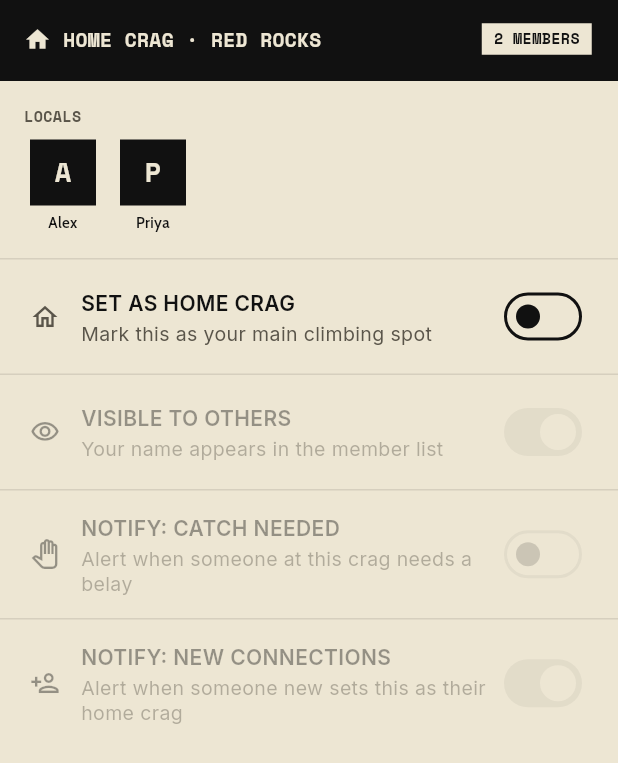
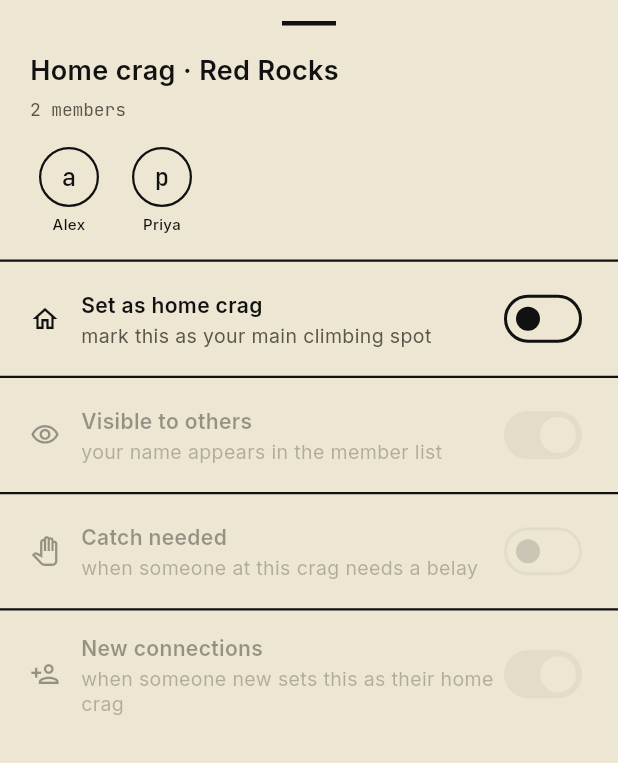
Before and after one commit to JesseLeDavis/Belay_Buddy, a Flutter app: the HomeBaseSheet widget shown alone on an empty page, opened directly with sample values from the repository, on a phone screen of 412 x 824 dp. Shown: the top 763 px of the screen. Run offline on Flutter 3.47's test engine with Material 3 defaults, Android fonts, the phone set to English and light mode, and no system bars; our stand-ins replace cloud_firestore, firebase_core, firebase_storage, flutter_riverpod, flutter_svg, freezed_annotation and 3 more; accounts and stored records are empty.

Commit message:
feat(redesign): venue sheets in Chalk & Static (PR #14)
Three bottom-sheets that pop up from the crag detail surface.

HomeBaseSheet:
- Drops the colored top strip + bordered+shadowed avatar grid
- Sentence-case title "Home gym · {name}" + mono member count
- HomeMembersList becomes a hairline circular-avatar Wrap with first
  names; "+N private" tile uses a textDisabled outline. No shadows.
- All four SheetTiles use ink switches + sentence case copy
  ("This is your home gym", "Visible to others", "Catch needed",
  "New connections")

MembersCarouselSheet:
- Drops the 3px top border + rounded corners; uses a hairline top
  border instead
- "LOCALS" header → "Locals" Inter + mono count
- Avatars become canvas+ink-bordered circles with lowercase initials.
  The scale-on-scroll effect stays. Drops the colored boxes, hard
  shadows, caps Space Mono labels.

PostDetailSheet:
- Title in Inter (was Space Mono), description in Inter
- Drag handle becomes a flat ink bar
- Schedule row uses a small clock icon + mono timestamp lowercase
- Belay chips become hairline ink-on-canvas chips
- Author row becomes a tappable ink-bordered avatar + name with
  chevron
- Action buttons rebuilt: secondary "message {first name}" (canvas
  hairline), primary "connect with {first name}" / "request sent" /
  "connected with {first name}" (ink fill or disabled hairline)

Co-Authored-By: Claude Opus 4.7 <noreply@anthropic.com>

```diff
--- a/lib/src/features/venues/presentation/widgets/home_base_sheet.dart
+++ b/lib/src/features/venues/presentation/widgets/home_base_sheet.dart
@@ -19,72 +19,56 @@ class HomeBaseSheet extends ConsumerWidget {
     final memberCount = ref.watch(homeMemberCountProvider(crag.id));
     final isHome =
         settings.homeCragId == crag.id || settings.homeGymId == crag.id;
-    final accentColor =
-        crag.isGym ? c.accentBlue : c.oliveGreen;
-    final label = crag.isGym ? 'GYM' : 'CRAG';
+    final label = crag.isGym ? 'gym' : 'crag';
 
-    return Padding(
-      padding: EdgeInsets.only(
-        bottom: MediaQuery.of(context).padding.bottom + AppSpacing.lg,
-      ),
+    return SafeArea(
+      child: Padding(
+        padding: const EdgeInsets.only(top: 14, bottom: 14),
         child: Column(
           mainAxisSize: MainAxisSize.min,
           crossAxisAlignment: CrossAxisAlignment.stretch,
           children: [
-          Container(
-            padding: const EdgeInsets.symmetric(
-                horizontal: AppSpacing.md, vertical: 14),
-            decoration: BoxDecoration(
-              color: accentColor,
-              border: Border(
-                  bottom: BorderSide(color: c.borderColor, width: 2)),
+            Center(
+              child: Container(
+                width: 36,
+                height: 3,
+                color: c.borderColor,
               ),
-            child: Row(
-              children: [
-                Icon(Icons.home, size: 18, color: c.textOnPrimary),
-                const SizedBox(width: AppSpacing.sm),
-                Expanded(
+            ),
+            const SizedBox(height: 16),
+            Padding(
+              padding: const EdgeInsets.fromLTRB(20, 0, 20, 4),
               child: Text(
-                    'HOME $label · ${crag.name.toUpperCase()}',
-                    style: GoogleFonts.spaceMono(
-                      fontSize: 13,
-                      fontWeight: FontWeight.w700,
-                      color: c.textOnPrimary,
+                'Home $label · ${crag.name}',
+                style: GoogleFonts.inter(
+                  fontSize: 18,
+                  fontWeight: FontWeight.w600,
+                  color: c.ink,
                 ),
               ),
             ),
-                Container(
-                  padding:
-                      const EdgeInsets.symmetric(horizontal: 8, vertical: 3),
-                  decoration: BoxDecoration(
-                    color: c.surface,
-                    borderRadius: BorderRadius.circular(AppRadius.sm),
-                    border: Border.all(color: c.borderColor, width: 1.5),
-                  ),
+            Padding(
+              padding: const EdgeInsets.fromLTRB(20, 0, 20, 12),
               child: Text(
-                    '$memberCount ${memberCount == 1 ? 'MEMBER' : 'MEMBERS'}',
-                    style: GoogleFonts.spaceMono(
-                      fontSize: 10,
-                      fontWeight: FontWeight.w700,
-                      color: accentColor,
+                '$memberCount ${memberCount == 1 ? 'member' : 'members'}',
+                style: GoogleFonts.jetBrainsMono(
+                  fontSize: 12,
+                  color: c.textSecondary,
+                  letterSpacing: -0.1,
                 ),
               ),
             ),
-              ],
-            ),
-          ),
             HomeMembersList(cragId: crag.id, memberCount: memberCount),
-          Divider(height: 1, thickness: 1, color: c.darkGrey),
+            Container(height: 1.5, color: c.borderColor),
             SheetTile(
               icon: isHome ? Icons.home : Icons.home_outlined,
-            iconColor: isHome ? accentColor : c.textSecondary,
-            title: isHome ? 'THIS IS YOUR HOME $label' : 'SET AS HOME $label',
+              title: isHome ? 'This is your home $label' : 'Set as home $label',
               subtitle: isHome
-                ? 'Tap to remove this as your home $label'
-                : 'Mark this as your main climbing spot',
+                  ? 'tap to remove'
+                  : 'mark this as your main climbing spot',
               trailing: Switch(
                 value: isHome,
-              activeColor: accentColor,
+                activeColor: c.ink,
                 onChanged: (_) {
                   if (crag.isGym) {
                     notifier.setHomeGymDirect(isHome ? null : crag.id);
@@ -94,54 +78,51 @@ class HomeBaseSheet extends ConsumerWidget {
                 },
               ),
             ),
-          Divider(height: 1, thickness: 1, color: c.darkGrey),
+            Container(height: 1.5, color: c.borderColor),
             SheetTile(
               icon: settings.isHomeVisible
                   ? Icons.visibility_outlined
                   : Icons.visibility_off_outlined,
-            iconColor: c.textPrimary,
-            title: settings.isHomeVisible ? 'VISIBLE TO OTHERS' : 'PRIVATE',
+              title: settings.isHomeVisible ? 'Visible to others' : 'Private',
               subtitle: settings.isHomeVisible
-                ? 'Your name appears in the member list'
-                : 'Hidden from the list — still counted in the total',
+                  ? 'your name appears in the member list'
+                  : 'hidden from the list — still counted in the total',
               enabled: isHome,
               trailing: Switch(
                 value: settings.isHomeVisible,
-              activeColor: c.textPrimary,
+                activeColor: c.ink,
                 onChanged: isHome ? (_) => notifier.toggleVisibility() : null,
               ),
             ),
-          Divider(height: 1, thickness: 1, color: c.darkGrey),
+            Container(height: 1.5, color: c.borderColor),
             SheetTile(
               icon: Icons.pan_tool_outlined,
-            iconColor: c.dullOrange,
-            title: 'NOTIFY: CATCH NEEDED',
-            subtitle:
-                'Alert when someone at this ${label.toLowerCase()} needs a belay',
+              title: 'Catch needed',
+              subtitle: 'when someone at this $label needs a belay',
               enabled: isHome,
               trailing: Switch(
                 value: settings.notifyHomeCatch,
-              activeColor: c.dullOrange,
+                activeColor: c.ink,
                 onChanged:
                     isHome ? (_) => notifier.toggleNotifyHomeCatch() : null,
               ),
             ),
-          Divider(height: 1, thickness: 1, color: c.darkGrey),
+            Container(height: 1.5, color: c.borderColor),
             SheetTile(
               icon: Icons.person_add_outlined,
-            iconColor: c.accentBlue,
-            title: 'NOTIFY: NEW CONNECTIONS',
-            subtitle:
-                'Alert when someone new sets this as their home ${label.toLowerCase()}',
+              title: 'New connections',
+              subtitle: 'when someone new sets this as their home $label',
               enabled: isHome,
               trailing: Switch(
                 value: settings.notifyHomeConnections,
-              activeColor: c.accentBlue,
-              onChanged:
-                  isHome ? (_) => notifier.toggleNotifyHomeConnections() : null,
+                activeColor: c.ink,
+                onChanged: isHome
+                    ? (_) => notifier.toggleNotifyHomeConnections()
+                    : null,
               ),
             ),
           ],
+        ),
       ),
     );
   }
@@ -150,7 +131,11 @@ class HomeBaseSheet extends ConsumerWidget {
 class HomeMembersList extends ConsumerWidget {
   final String cragId;
   final int memberCount;
-  const HomeMembersList({super.key, required this.cragId, required this.memberCount});
+  const HomeMembersList({
+    super.key,
+    required this.cragId,
+    required this.memberCount,
+  });
 
   @override
   Widget build(BuildContext context, WidgetRef ref) {
@@ -158,46 +143,29 @@ class HomeMembersList extends ConsumerWidget {
     final visible = ref.watch(visibleHomeMembersProvider(cragId));
     final hiddenCount = memberCount - visible.length;
 
-    final avatarColors = [
-      c.dullOrange,
-      c.accentBlue,
-      c.oliveGreen,
-      c.amber,
-    ];
-
     if (memberCount == 0) {
       return Padding(
-        padding: const EdgeInsets.all(AppSpacing.md),
+        padding: const EdgeInsets.fromLTRB(20, 0, 20, 14),
         child: Text(
-          'No members yet. Be the first!',
-          style:
-              GoogleFonts.cabin(fontSize: 13, color: c.textSecondary),
+          'No members yet. Be the first.',
+          style: GoogleFonts.inter(
+            fontSize: 13,
+            color: c.textSecondary,
+            height: 1.4,
+          ),
         ),
       );
     }
 
     return Padding(
-      padding: const EdgeInsets.all(AppSpacing.md),
-      child: Column(
-        crossAxisAlignment: CrossAxisAlignment.start,
-        children: [
-          Text(
-            'LOCALS',
-            style: GoogleFonts.spaceMono(
-              fontSize: 10,
-              fontWeight: FontWeight.w700,
-              color: c.textSecondary,
-            ),
-          ),
-          const SizedBox(height: AppSpacing.sm),
-          Wrap(
-            spacing: AppSpacing.sm,
-            runSpacing: AppSpacing.sm,
+      padding: const EdgeInsets.fromLTRB(20, 4, 20, 16),
+      child: Wrap(
+        spacing: 10,
+        runSpacing: 10,
         children: [
           ...visible.map((user) {
-                final color =
-                    avatarColors[user.uid.hashCode % avatarColors.length];
             return GestureDetector(
+              behavior: HitTestBehavior.opaque,
               onTap: () {
                 Navigator.of(context).pop();
                 context.push('/profile/${user.uid}');
@@ -205,31 +173,22 @@ class HomeMembersList extends ConsumerWidget {
               child: Column(
                 children: [
                   Container(
-                        width: 44,
-                        height: 44,
+                    width: 40,
+                    height: 40,
                     decoration: BoxDecoration(
-                          color: color,
-                          borderRadius: BorderRadius.circular(AppRadius.sm),
-                          border:
-                              Border.all(color: c.borderColor, width: 2),
-                          boxShadow: [
-                            BoxShadow(
-                              color: c.shadowColor,
-                              offset: const Offset(2, 2),
-                              blurRadius: 0,
+                      color: c.canvas,
+                      shape: BoxShape.circle,
+                      border: Border.all(color: c.ink, width: 1.5),
                     ),
-                          ],
-                        ),
-                        child: Center(
+                    alignment: Alignment.center,
                     child: Text(
                       user.displayName.isNotEmpty
-                                ? user.displayName[0].toUpperCase()
+                          ? user.displayName[0].toLowerCase()
                           : '?',
-                            style: GoogleFonts.spaceMono(
-                              fontSize: 18,
-                              fontWeight: FontWeight.w700,
-                              color: c.textOnPrimary,
-                            ),
+                      style: GoogleFonts.jetBrainsMono(
+                        fontSize: 16,
+                        fontWeight: FontWeight.w500,
+                        color: c.ink,
                       ),
                     ),
                   ),
@@ -240,10 +199,10 @@ class HomeMembersList extends ConsumerWidget {
                       user.displayName.split(' ').first,
                       textAlign: TextAlign.center,
                       overflow: TextOverflow.ellipsis,
-                          style: GoogleFonts.cabin(
+                      style: GoogleFonts.inter(
                         fontSize: 10,
-                            fontWeight: FontWeight.w600,
-                            color: c.textPrimary,
+                        fontWeight: FontWeight.w500,
+                        color: c.ink,
                       ),
                     ),
                   ),
@@ -255,21 +214,20 @@ class HomeMembersList extends ConsumerWidget {
             Column(
               children: [
                 Container(
-                      width: 44,
-                      height: 44,
+                  width: 40,
+                  height: 40,
                   decoration: BoxDecoration(
-                        color: c.chipBg,
-                        borderRadius: BorderRadius.circular(AppRadius.sm),
-                        border: Border.all(color: c.darkGrey, width: 2),
+                    color: c.canvas,
+                    shape: BoxShape.circle,
+                    border: Border.all(color: c.textDisabled, width: 1.5),
                   ),
-                      child: Center(
+                  alignment: Alignment.center,
                   child: Text(
                     '+$hiddenCount',
-                          style: GoogleFonts.spaceMono(
-                            fontSize: 12,
-                            fontWeight: FontWeight.w700,
-                            color: c.textSecondary,
-                          ),
+                    style: GoogleFonts.jetBrainsMono(
+                      fontSize: 11,
+                      fontWeight: FontWeight.w500,
+                      color: c.textDisabled,
                     ),
                   ),
                 ),
@@ -279,7 +237,7 @@ class HomeMembersList extends ConsumerWidget {
                   child: Text(
                     'private',
                     textAlign: TextAlign.center,
-                        style: GoogleFonts.cabin(
+                    style: GoogleFonts.inter(
                       fontSize: 10,
                       color: c.textDisabled,
                     ),
@@ -289,8 +247,6 @@ class HomeMembersList extends ConsumerWidget {
             ),
         ],
       ),
-        ],
-      ),
     );
   }
 }
```
Also changed, not shown: lib/src/features/venues/presentation/widgets/members_carousel_sheet.dart (+57 -78 lines), lib/src/features/venues/presentation/widgets/post_detail_sheet.dart (+200 -154 lines). Lines whose indentation alone changed are shown as unchanged.
